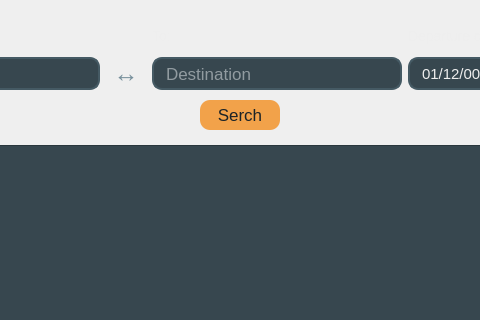
First picture: the form in Lab2/Lab2_proj/ClientPart/buytickets.ui, repository BohdanGunko/clientServetTcpIp, before the edit; both pictures show x 320 to 800 and y 0 to 320 of the 1120 by 453 pixel window.
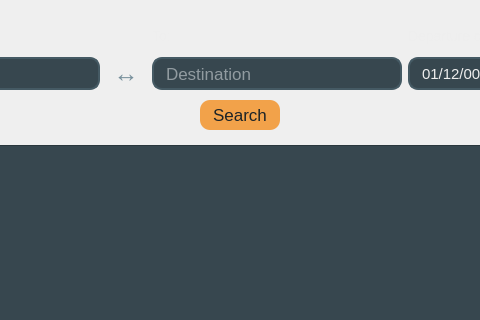
Second picture: the form after the edit. Icons and pictures are not drawn.

Diff of the .ui file:
```diff
--- a/Lab2/Lab2_proj/ClientPart/buytickets.ui
+++ b/Lab2/Lab2_proj/ClientPart/buytickets.ui
@@ -364,7 +364,7 @@
                  </size>
                 </property>
                 <property name="text">
-                 <string>Serch</string>
+                 <string>Search</string>
                 </property>
                 <property name="checkable">
                  <bool>false</bool>
```
